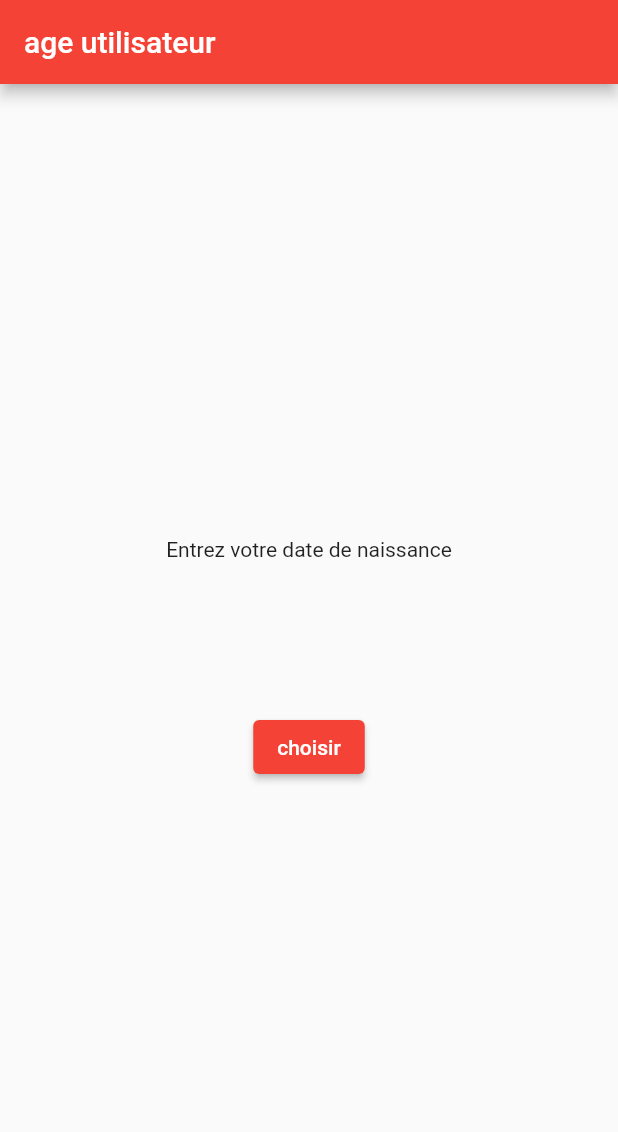
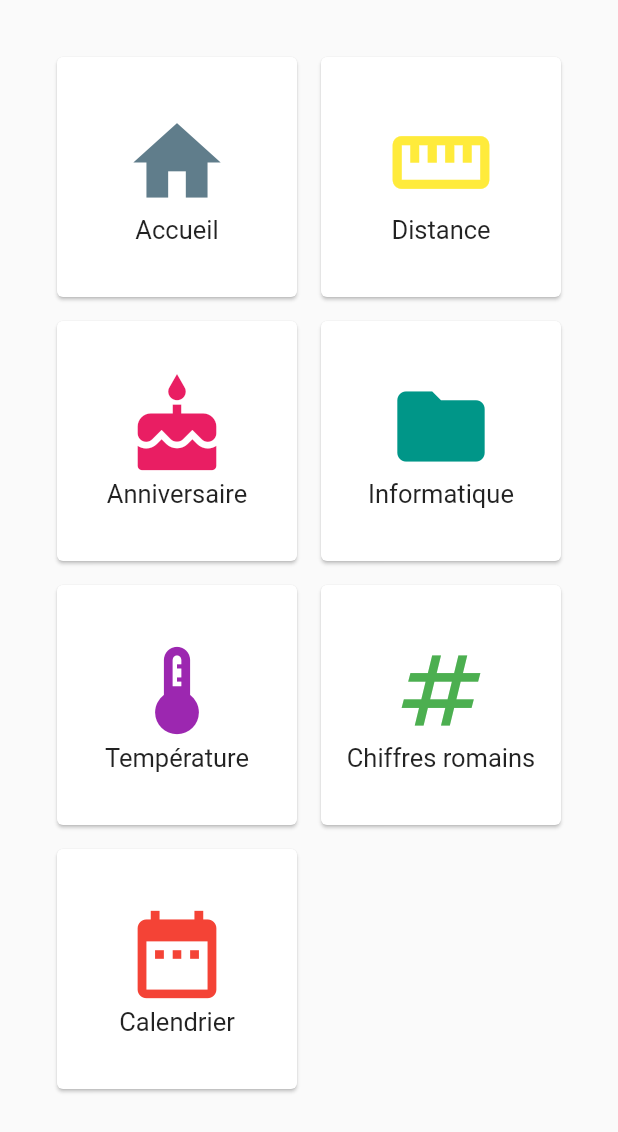
Before and after one commit to lucasdsm78/UtilitaireFlutter, a Flutter app: the screen it shows after launch, on a phone screen of 412 x 824 dp. Shown: the top 1132 px of the screen. Run offline on Flutter 3.47's test engine with Material 2 defaults, Android fonts, the light colour scheme and no system bars.

Commit message:
GridView Menu + Distance Converter

```diff
--- a/lib/main.dart
+++ b/lib/main.dart
@@ -1,6 +1,6 @@
 import 'package:flutter/material.dart';
-import './widgets/userYears.dart';
+import 'package:utilitaire_flutter/widgets/_MyApp.dart';
 
 void main() {
-  runApp(const MyApp());
+  runApp(MyApp());
 }
--- /dev/null
+++ b/lib/models/MenuItem.dart
@@ -0,0 +1,32 @@
+import 'package:flutter/material.dart';
+
+class MenuItem extends StatelessWidget {
+  final String title;
+  final IconData icon;
+  final MaterialColor color;
+  final String destination;
+
+  MenuItem(this.title, this.icon, this.color, this.destination);
+
+
+  @override
+  Widget build(BuildContext context) {
+    return  Card(
+      margin: const EdgeInsets.all(8.0),
+      child: InkWell(
+        onTap: (){Navigator.of(context).pushNamed(destination);},
+        child: Center(
+          child: Column(
+            mainAxisSize: MainAxisSize.min,
+            children: [
+              Icon(icon, size: 70.0, color: color,),
+              Text(title, style: const TextStyle(
+                  fontSize: 17.0
+              ),),
+            ],
+          ),
+        ),
+      ),
+    );
+  }
+}
--- /dev/null
+++ b/lib/widgets/_HomePage.dart
@@ -0,0 +1,36 @@
+import 'package:flutter/material.dart';
+
+import 'package:utilitaire_flutter/models/MenuItem.dart';
+import 'package:utilitaire_flutter/widgets/_DistanceConverterPage.dart';
+
+class HomePage extends StatefulWidget {
+  static const tag = 'home_page';
+
+  @override
+  _HomePageState createState() => _HomePageState();
+}
+
+class _HomePageState extends State<HomePage> {
+  @override
+  Widget build(BuildContext context) {
+    return Scaffold(
+      body: Container(
+        padding: const EdgeInsets.all(30.0),
+        child: GridView.count(
+          crossAxisCount: 2,
+          children: [
+            // Affichage des différents utilitaires présent sur l'app
+            // TODO: Mettre à jour les routes
+            MenuItem('Accueil', Icons.home , Colors.blueGrey, HomePage.tag),
+            MenuItem('Distance', Icons.straighten , Colors.yellow, DistanceConverterPage.tag),
+            MenuItem('Anniversaire', Icons.cake , Colors.pink, DistanceConverterPage.tag),
+            MenuItem('Informatique', Icons.folder , Colors.teal, DistanceConverterPage.tag),
+            MenuItem('Température', Icons.thermostat , Colors.purple, DistanceConverterPage.tag),
+            MenuItem('Chiffres romains', Icons.numbers , Colors.green, DistanceConverterPage.tag),
+            MenuItem('Calendrier', Icons.date_range , Colors.red, DistanceConverterPage.tag),
+          ],
+        ),
+      ),
+    );
+  }
+}
--- /dev/null
+++ b/lib/widgets/_MyApp.dart
@@ -0,0 +1,23 @@
+import 'package:flutter/material.dart';
+import 'package:utilitaire_flutter/widgets/_HomePage.dart';
+import 'package:utilitaire_flutter/widgets/_DistanceConverterPage.dart';
+import 'package:utilitaire_flutter/widgets/userYears.dart';
+
+class MyApp extends StatelessWidget {
+
+  @override
+  Widget build(BuildContext context) {
+    return MaterialApp(
+      title: 'Utilitaire Flutter',
+      routes: {
+        HomePage.tag: (context) => HomePage(),
+        DistanceConverterPage.tag: (context) => DistanceConverterPage(),
+        UserYear.tag: (context) => UserYear(),
+      },
+      theme: ThemeData(
+        primarySwatch: Colors.blueGrey,
+      ),
+      home: HomePage(),
+    );
+  }
+}
--- a/lib/widgets/userYears.dart
+++ b/lib/widgets/userYears.dart
@@ -1,25 +1,7 @@
 import 'package:flutter/material.dart';
 
-class MyApp extends StatelessWidget {
-  const MyApp({Key? key}) : super(key: key);
-
-
-  @override
-  Widget build(BuildContext context) {
-    return MaterialApp(
-      title: 'Flutter Demo',
-      debugShowCheckedModeBanner: false,
-
-      theme: ThemeData(
-
-        primarySwatch: Colors.red,
-      ),
-      home: UserYear(),
-    );
-  }
-}
-
 class UserYear extends StatefulWidget {
+  static const tag = 'birthday_page';
 
   @override
   State<UserYear> createState() => _MyUserYear();
```
Also changed, not shown: lib/widgets/_DistanceConverterPage.dart (added, +179 -0 lines), lib/models/firstModel.dart (deleted), lib/widgets/firstWidget.dart (deleted).
